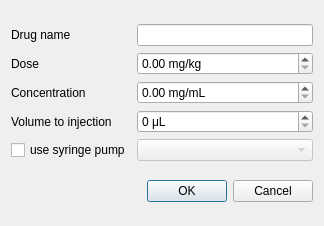
This is GUI/DrugEditDialog.ui in MarinManuel/PhysioMonitor as Qt 5 draws it before an edit. The edited form follows.
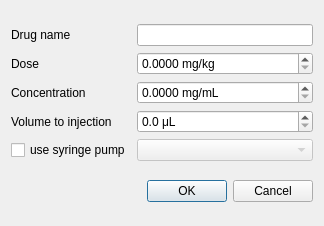
This is the edited form.

Commit message: increased number of significant digit in drug dialog box

Patch:
```diff
--- a/GUI/DrugEditDialog.ui
+++ b/GUI/DrugEditDialog.ui
@@ -40,8 +40,11 @@
        <property name="suffix">
         <string> mg/kg</string>
        </property>
+       <property name="decimals">
+        <number>4</number>
+       </property>
        <property name="maximum">
-        <double>100000000000000000.000000000000000</double>
+        <double>1000000.000000000000000</double>
        </property>
        <property name="singleStep">
         <double>0.100000000000000</double>
@@ -55,25 +58,6 @@
        </property>
       </widget>
      </item>
-     <item row="3" column="1">
-      <widget class="QSpinBox" name="drugVolumeSpinBox">
-       <property name="sizePolicy">
-        <sizepolicy hsizetype="MinimumExpanding" vsizetype="Fixed">
-         <horstretch>0</horstretch>
-         <verstretch>0</verstretch>
-        </sizepolicy>
-       </property>
-       <property name="suffix">
-        <string> μL</string>
-       </property>
-       <property name="prefix">
-        <string/>
-       </property>
-       <property name="maximum">
-        <number>10000000</number>
-       </property>
-      </widget>
-     </item>
      <item row="0" column="0">
       <widget class="QLabel" name="drugNameLabel">
        <property name="text">
@@ -99,8 +83,11 @@
        <property name="suffix">
         <string> mg/mL</string>
        </property>
+       <property name="decimals">
+        <number>4</number>
+       </property>
        <property name="maximum">
-        <double>100000000000000000.000000000000000</double>
+        <double>1000000.000000000000000</double>
        </property>
        <property name="singleStep">
         <double>0.100000000000000</double>
@@ -127,6 +114,25 @@
        </property>
       </widget>
      </item>
+     <item row="3" column="1">
+      <widget class="QDoubleSpinBox" name="drugVolumeDoubleSpinBox">
+       <property name="sizePolicy">
+        <sizepolicy hsizetype="MinimumExpanding" vsizetype="Fixed">
+         <horstretch>0</horstretch>
+         <verstretch>0</verstretch>
+        </sizepolicy>
+       </property>
+       <property name="suffix">
+        <string> μL</string>
+       </property>
+       <property name="decimals">
+        <number>1</number>
+       </property>
+       <property name="maximum">
+        <double>1000000.000000000000000</double>
+       </property>
+      </widget>
+     </item>
     </layout>
    </item>
    <item>
```
Left out of the diff: 2 changed lines with no effect on the pictures. The commit also changes 1 other file.
